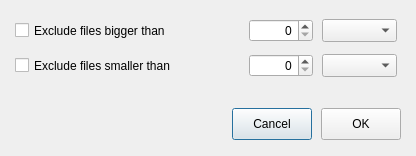
Old version of the form src/MEGASync/gui/linux/SizeLimitDialog.ui in the repository meganz/MEGAsync.
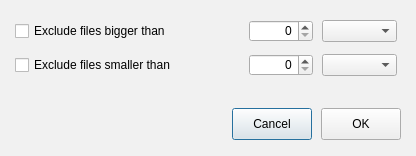
New version of the form.

What changed in the file:
```diff
--- a/src/MEGASync/gui/linux/SizeLimitDialog.ui
+++ b/src/MEGASync/gui/linux/SizeLimitDialog.ui
@@ -32,7 +32,11 @@
    <string>Exclude by size</string>
   </property>
   <property name="styleSheet">
-   <string notr="true"/>
+   <string notr="true">#SizeLimitDialog
+{
+	background-color: #f1f1f1;
+}
+</string>
   </property>
   <layout class="QVBoxLayout" name="verticalLayout">
    <property name="spacing">
```
